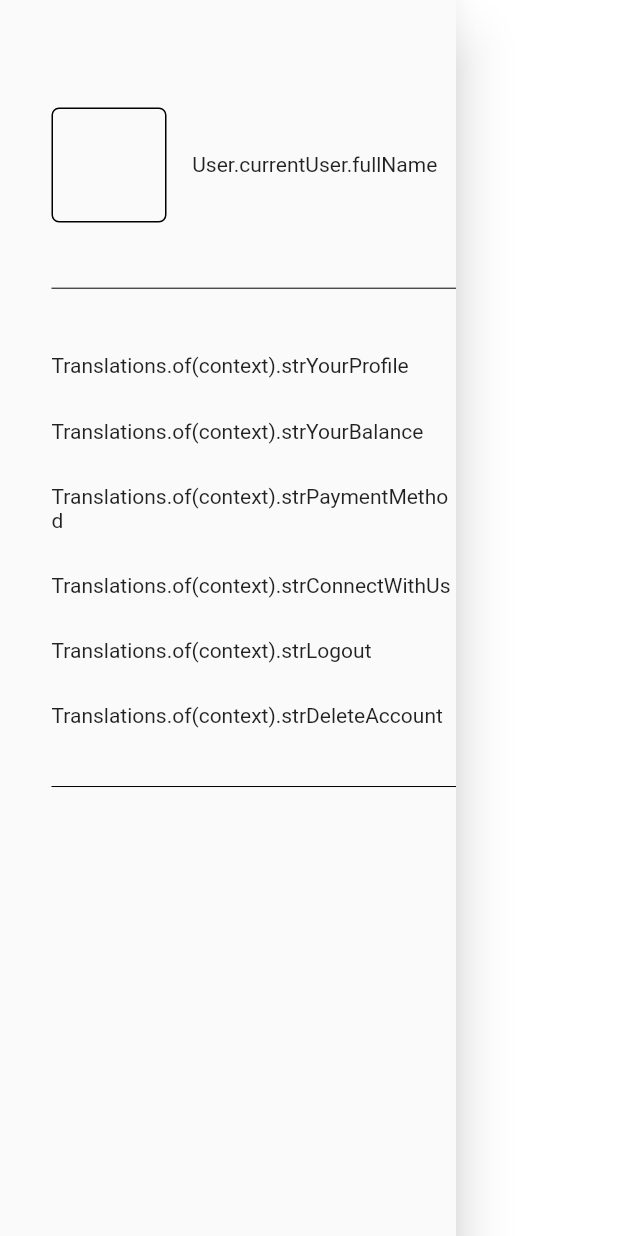
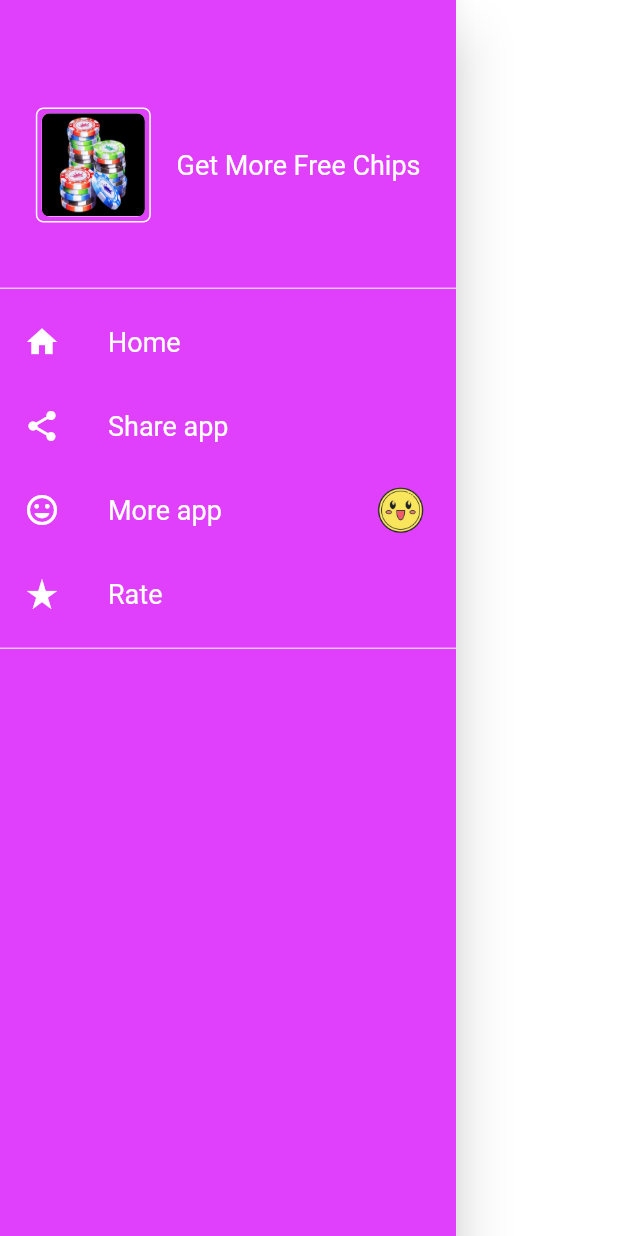
Before and after one commit to techagile9/casino, a Flutter app: the CustomerLeftDrawer screen opened directly, on a phone screen of 412 x 824 dp. Run offline on Flutter 3.47's test engine with Material 2 defaults, Android fonts, the phone set to English and light mode, and no system bars; our stand-ins replace device_info, dio, flutter_screenutil, native_admob_flutter, share_plus, shared_preferences; missing offline and left inert: easy_ads_flutter, flutter_beautiful_popup; accounts and stored records are empty; network calls fail; statements that could not run were skipped.

Commit message:
change in UI

```diff
--- a/lib/layout/custome_drawer.dart
+++ b/lib/layout/custome_drawer.dart
@@ -18,125 +18,95 @@ class _CustomerLeftDrawerState extends State<CustomerLeftDrawer> {
     return GestureDetector(
       onTap: (){
         FocusScope.of(context).unfocus();
-        // Scaffold.of(context).openEndDrawer();
       },
       child: Scaffold(
         key: _key,
         backgroundColor: Colors.transparent,
         body: Drawer(
+          backgroundColor: Colors.purpleAccent,
           child: Container(
             padding: EdgeInsets.only(
-                left: 30.w,
                 top: 60.h
             ),
             child: ListView(
               padding: EdgeInsets.zero,
               children: [
-                Row(
+                Padding(
+                  padding: EdgeInsets.only(left: 20.h),
+                  child: Row(
                        children: [
                          Container(
                            margin: EdgeInsets.only(right: 15.w),
                            decoration: BoxDecoration(
                                borderRadius: BorderRadius.circular(5),
-                             border: Border.all(color: Colors.black),
+                               border: Border.all(color: Colors.white),
                            ),
                            child: Container(
                              height: 60.w,
                              width: 60.w,
                              margin: const EdgeInsets.all(3),
-                           // decoration: BoxDecoration(
-                           //   borderRadius: BorderRadius.circular(5),
-                           //   image: DecorationImage(
-                           //       fit: BoxFit.fill,
-                           //     image: AssetImage(AppImage.download1)
-                           //   )
-                           // ),
-                           // child:  ImageWidget(
-                           //     placeholder: AppImage.placeholder2,
-                           //     url: ApiConstant.baseProfileImageDomain+User.currentUser.profile!,
-                           //   )
+                             decoration: BoxDecoration(
+                                 color: Colors.white,
+                               borderRadius: BorderRadius.circular(5),
+                               image: const DecorationImage(
+                                   fit: BoxFit.fill,
+                                 image: AssetImage("assets/casino.jpg")
+                               )
                              ),
                            ),
-                       const Text(
-                           'User.currentUser.fullName',
                          ),
+                          Text('Get More Free Chips',style: commonStyle,),
                        ],
-                   ),
-                Padding(
-                  padding: EdgeInsets.only(top: 30.h,bottom: 30.h),
-                  child: Divider(color: Colors.black),
-                ),
-
-                GestureDetector(
-                  onTap: (){
-                    Scaffold.of(context).openEndDrawer();
-                      // Navigator.pushNamed(context, RouteName.yourProfileScreen);
-                  },
-                  child: const Text(
-                    'Translations.of(context).strYourProfile',
-                  ),
-                ),
-                SizedBox(height: 23.h,),
-
-                GestureDetector(
-                  onTap: (){
-                    Scaffold.of(context).openEndDrawer();
-                    // Navigator.pushNamed(context, RouteName.yourBalanceScreen);
-                  },
-                  child: const Text(
-                    'Translations.of(context).strYourBalance',
-                  ),
-                ),
-                SizedBox(height: 23.h,),
-
-                GestureDetector(
-                  onTap: (){
-                    Scaffold.of(context).openEndDrawer();
-                    // Navigator.pushNamed(context, RouteName.paymentScreen);
-                  },
-                  child: const Text(
-                    'Translations.of(context).strPaymentMethod',
-                  ),
-                ),
-                SizedBox(height: 23.h,),
-
-                GestureDetector(
-                  onTap: (){
-                    Scaffold.of(context).openEndDrawer();
-                    // Navigator.pushNamed(context, RouteName.connectWithUsScreen);
-                  },
-                  child: const Text(
-                    'Translations.of(context).strConnectWithUs',
-                  ),
-                ),
-                SizedBox(height: 23.h,),
-
-                GestureDetector(
-                  onTap: (){
-
-                    // Navigator.pushNamedAndRemoveUntil(
-                    //   context, RouteName.signUpNumberScreen, (route) => false,
-                    // ).then((value) {
-                    //   User.currentUser.resetUserDetail();
-                    // });
-                  },
-                  child: const Text(
-                    'Translations.of(context).strLogout',
-                  ),
-                ),
-                SizedBox(height: 23.h,),
-                GestureDetector(
-                  onTap: (){
-                    Scaffold.of(context).openEndDrawer();
-                    // Navigator.pushNamed(context, RouteName.deleteAccountScreen);
-                  },
-                  child: Text(
-                    'Translations.of(context).strDeleteAccount',
                      ),
                 ),
                 Padding(
-                  padding: EdgeInsets.only(top: 26.h,bottom: 44.h),
-                  child: Divider(color: Colors.black,),
+                  padding: EdgeInsets.only(top: 30.h),
+                  child: const Divider(color: Colors.white),
+                ),
+
+                Column(
+                  mainAxisAlignment: MainAxisAlignment.start,
+                  crossAxisAlignment: CrossAxisAlignment.start,
+                  children: [
+                     ListTile(
+                      onTap: (){
+                        Scaffold.of(context).openEndDrawer();
+                      },
+                      leading: const Icon(Icons.home,color: Colors.white,),
+                      title:  Text('Home',style: commonStyle,),
+                    ),
+
+                    ListTile(
+                      onTap: (){
+                        Scaffold.of(context).openEndDrawer();
+                      },
+                      leading: const Icon(Icons.share,color: Colors.white),
+                      title: Text('Share app',style: commonStyle,),
+                    ),
+
+                    ListTile(
+                      onTap: (){
+                        Scaffold.of(context).openEndDrawer();
+                      },
+                      leading: const Icon(Icons.mood_rounded,color: Colors.white),
+                      title: Text('More app',style: commonStyle,),
+                      trailing: Image.asset("assets/emoji2.gif", height: 35.h,),
+                    ),
+
+                    ListTile(
+                      onTap: (){
+                        Scaffold.of(context).openEndDrawer();
+                      },
+                      leading: const Icon(Icons.star_rate,color: Colors.white),
+                      title:  Text('Rate',style: commonStyle,),
+                    ),
+
+                  ],
+                ),
+
+                Padding(
+                  padding: EdgeInsets.only(bottom: 44.h),
+                  child: const Divider(color: Colors.white,),
                 ),
 
               ],
@@ -146,6 +116,7 @@ class _CustomerLeftDrawerState extends State<CustomerLeftDrawer> {
       ),
     );
   }
+  TextStyle commonStyle=const TextStyle(color: Colors.white,fontSize: 18);
 
   /*_handleEditProfile() {
     /// Close Drawer
--- a/lib/layout/homepage.dart
+++ b/lib/layout/homepage.dart
@@ -24,7 +24,7 @@ class HomePage extends StatefulWidget {
 class _HomePageState extends State<HomePage>
     with AutomaticKeepAliveClientMixin {
   final controller = NativeAdController();
-  final GlobalKey<ScaffoldState> _scaffoldKey = new GlobalKey<ScaffoldState>();
+  final GlobalKey<ScaffoldState> _scaffoldKey =  GlobalKey<ScaffoldState>();
 
   @override
   void initState() {
@@ -57,15 +57,8 @@ class _HomePageState extends State<HomePage>
     super.build(context);
     return Container(
       decoration: const BoxDecoration(
-          gradient: LinearGradient(
-        begin: Alignment.topRight,
-        end: Alignment.bottomLeft,
-        colors: [
-          Colors.blue,
-          Colors.white,
-          Colors.purple,
-        ],
-      )),
+       color: Colors.purpleAccent
+      ),
       child: Scaffold(
         key: _scaffoldKey,
         backgroundColor: Colors.transparent,
@@ -77,15 +70,14 @@ class _HomePageState extends State<HomePage>
                     EdgeInsets.only(top: MediaQuery.of(context).padding.top),
                 width: double.infinity,
                 height: 70.h,
-                alignment: Alignment.bottomCenter,
                 decoration: const BoxDecoration(
                     gradient: LinearGradient(
                   begin: Alignment.topRight,
-                  end: Alignment.bottomLeft,
+                  end: Alignment.topLeft,
                   colors: [
-                    Colors.purple,
+                    Colors.purpleAccent,
                     Colors.white,
-                    Colors.blue,
+                    Colors.purpleAccent,
                   ],
                 )),
                 child: Row(
@@ -95,7 +87,7 @@ class _HomePageState extends State<HomePage>
                       onTap: (){
                         _scaffoldKey.currentState!.openDrawer();
                       },
-                        child: Image.asset("assets/drawer1.gif", height: 30.h,)
+                        child: Image.asset("assets/drawer1.gif", height: 35.h,color: Colors.white,)
                     ),
                     Expanded(
                       child: Row(
@@ -105,7 +97,7 @@ class _HomePageState extends State<HomePage>
                           Image.asset("assets/left3.gif", height: 30.h,
                           ),
                           const Text(
-                            "Coupons",
+                            "Free Chips",
                             style: TextStyle(color: Colors.black, fontSize: 20, fontWeight: FontWeight.bold),
                           ),
                           Image.asset("assets/right3.gif", height: 30.h,),
@@ -113,6 +105,7 @@ class _HomePageState extends State<HomePage>
                         ],
                       ),
                     ),
+                    SizedBox(width: 50.w,),
                   ],
                 )),
             Expanded(
@@ -290,9 +283,11 @@ class _CardAdapterState extends State<CardAdapter> {
           begin: Alignment.topRight,
           end: Alignment.bottomLeft,
           colors: [
-            Colors.purple,
+            // Colors.purple,
             Colors.white,
-            Colors.blue,
+            Colors.white,
+            Colors.white,
+            // Colors.blue,
           ],
         ),
       ),
--- a/pubspec.yaml
+++ b/pubspec.yaml
@@ -82,6 +82,8 @@ flutter:
     - assets/share2.gif
     - assets/drawer1.gif
     - assets/coin_bg.png
+    - assets/casino.jpg
+    - assets/emoji2.gif
 
   # An image asset can refer to one or more resolution-specific "variants", see
   # https://flutter.dev/assets-and-images/#resolution-aware.
```
Also changed, not shown: assets/casino.jpg (added), assets/emoji2.gif (added), pubspec.lock. Lines whose indentation alone changed are shown as unchanged.
